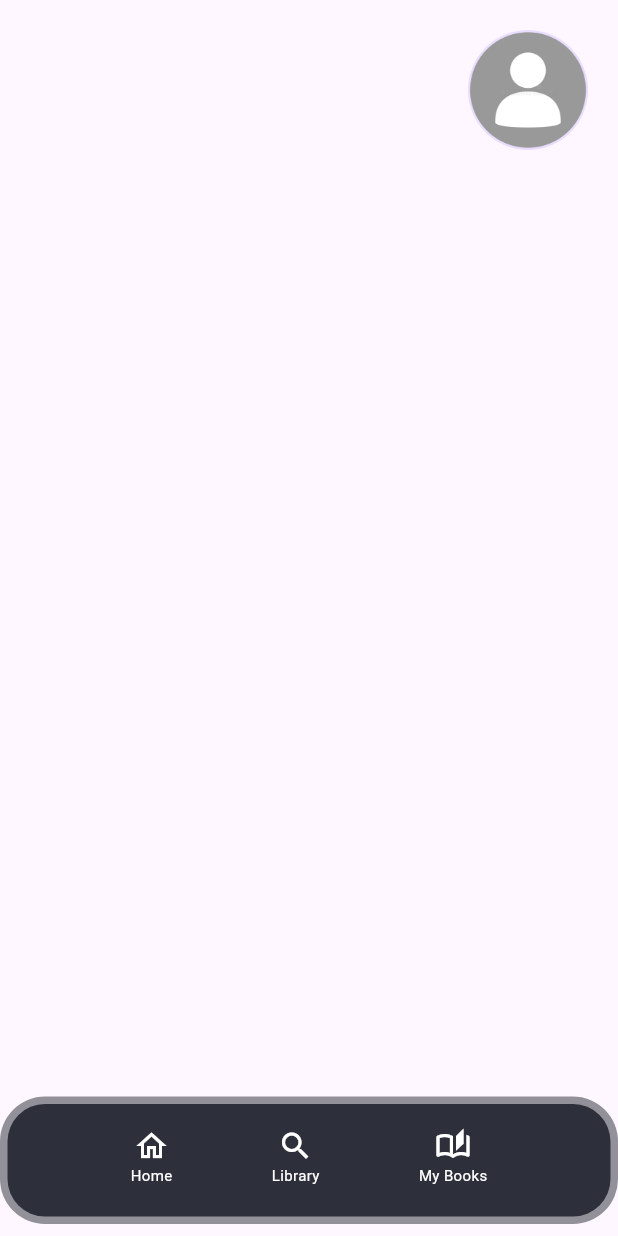
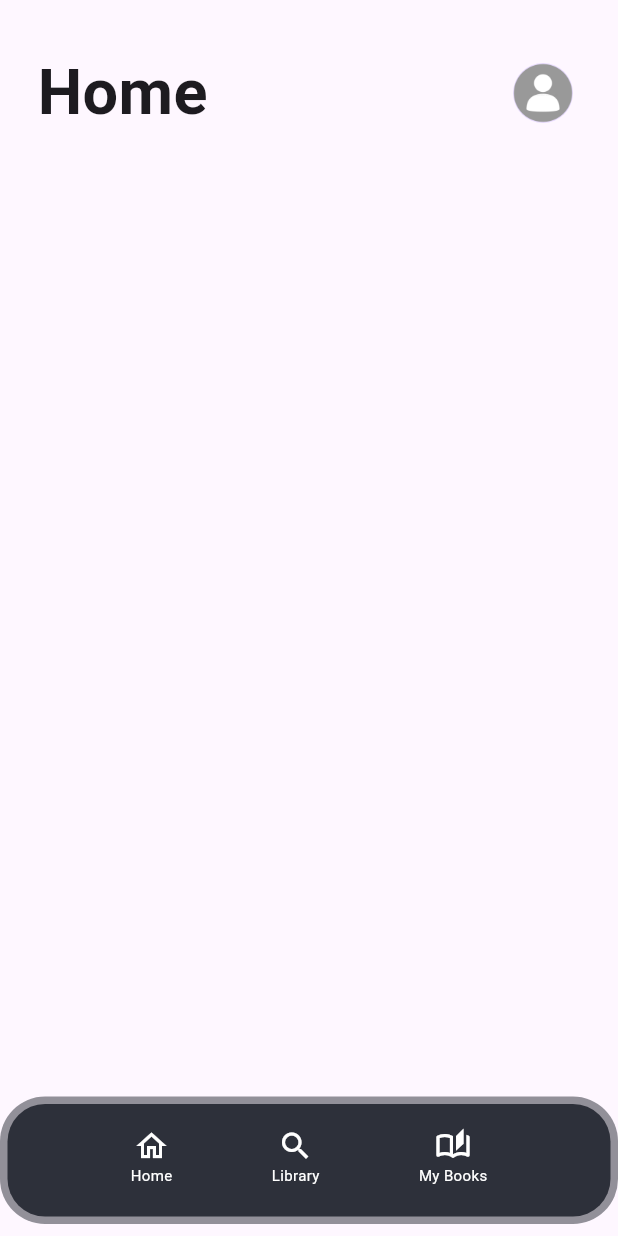
Before and after one commit to MarcelSunyer/Project_Flutter, a Flutter app: the screen it shows after launch, on a phone screen of 412 x 824 dp. Run offline on Flutter 3.47's test engine with Material 3 defaults, Android fonts, the phone set to English and light mode, and no system bars; Roboto replaces fonts that are missing (MyFont).

Commit message:
UI inicial

```diff
--- a/Project_Flutter/app_book/lib/Widgets/profile_widget.dart
+++ b/Project_Flutter/app_book/lib/Widgets/profile_widget.dart
@@ -1,19 +1,31 @@
 import 'package:flutter/material.dart';
 
 class ProfileWidget extends StatelessWidget {
-  const ProfileWidget({Key? key}) : super(key: key);
+  final double avatarRadius;
+
+  const ProfileWidget({Key? key, this.avatarRadius = 40.0}) : super(key: key);
 
   @override
   Widget build(BuildContext context) {
-    return MaterialApp(
-      home: Scaffold(
-        body: Stack(
+    return Align(
+      alignment: Alignment.topRight,
+      child: Padding(
+        padding: const EdgeInsets.only(top: 10.0, right: 20.0),
+        child: Row(
+          mainAxisAlignment: MainAxisAlignment.spaceBetween,
           children: [
-            Positioned(
-              top: 20,
-              right: 20,
-              child: _buildProfileAvatar(),
+            Padding(
+              padding: const EdgeInsets.only(left: 15.0),
+              child: Text(
+                'Home',
+                style: TextStyle(
+                  fontSize: 42,
+                  fontFamily: 'MyFont',
+                  fontWeight: FontWeight.bold,
+                ),
+              ),
             ),
+            _buildProfileAvatar(),
           ],
         ),
       ),
@@ -21,10 +33,9 @@ class ProfileWidget extends StatelessWidget {
   }
 
   Widget _buildProfileAvatar() {
-    return const CircleAvatar(
-      radius: 40,
+    return CircleAvatar(
+      radius: avatarRadius,
       backgroundImage: AssetImage('assets/icono.png'),
     );
   }
-
 }
--- a/Project_Flutter/app_book/lib/screens/home_screen.dart
+++ b/Project_Flutter/app_book/lib/screens/home_screen.dart
@@ -1,5 +1,5 @@
-import 'package:app_book/Widgets/menu_bar.dart';
-import 'package:app_book/Widgets/profile_widget.dart';
+import 'package:app_book/widgets/menu_bar.dart';
+import 'package:app_book/widgets/profile_widget.dart';
 import 'package:flutter/material.dart';
 
 
@@ -11,7 +11,10 @@ class HomeScreen extends StatelessWidget {
     return const Scaffold(
       body: Stack(
         children: [
-          ProfileWidget(),
+          Padding(
+            padding: EdgeInsets.only(top: 22.0, left: 10.0, right: 10.0),
+            child: ProfileWidget(avatarRadius: 20.0),
+          ),
           Align(
             alignment: Alignment.bottomCenter,
             child: Padding(
```
